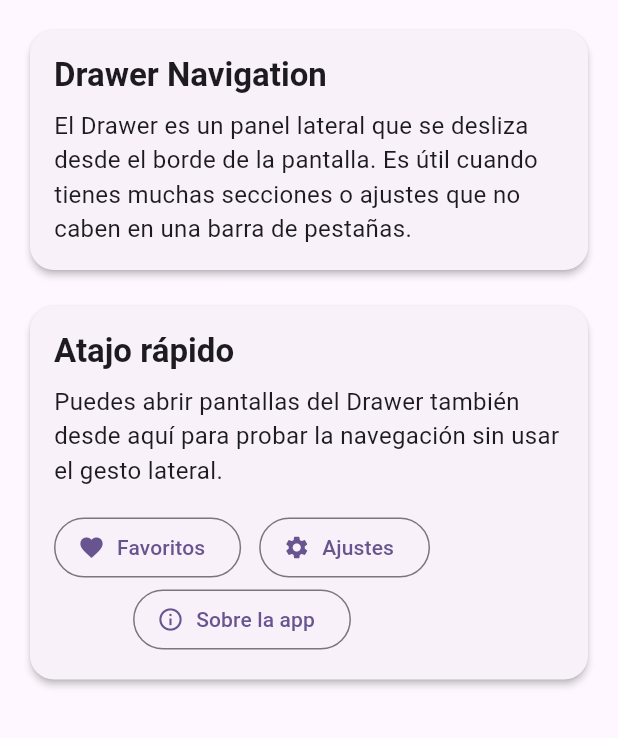
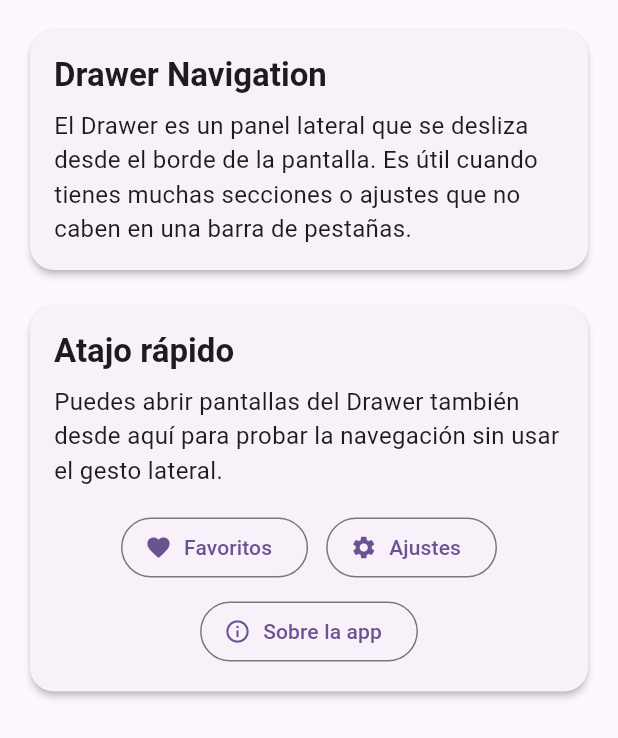
Before and after one commit to marcdevelopez/flutter-dart-labs, a Flutter app: the DrawerNavigationDemo widget shown alone on an empty page, opened directly, on a phone screen of 412 x 824 dp. Shown: the top 738 px of the screen. Run offline on Flutter 3.47's test engine with Material 3 defaults, Android fonts, the light colour scheme and no system bars.

Commit message:
style(mini-exercise-7-drawer-navigation-demo): improve button alignment and layout centering

```diff
--- a/mini_exercises/_7_navigation_in_flutter/lib/screens/drawer_navigation_demo.dart
+++ b/mini_exercises/_7_navigation_in_flutter/lib/screens/drawer_navigation_demo.dart
@@ -26,9 +26,12 @@ class DrawerNavigationDemo extends StatelessWidget {
           description:
               'Puedes abrir pantallas del Drawer también desde aquí para '
               'probar la navegación sin usar el gesto lateral.',
+          child: SizedBox(
+            width: double.infinity,
             child: Wrap(
               alignment: WrapAlignment.center,
               spacing: 12,
+              runSpacing: 8,
               children: [
                 OutlinedButton.icon(
                   icon: const Icon(Icons.favorite),
@@ -66,6 +69,7 @@ class DrawerNavigationDemo extends StatelessWidget {
               ],
             ),
           ),
+        ),
       ],
     );
   }
```
Lines whose indentation alone changed are shown as unchanged.
